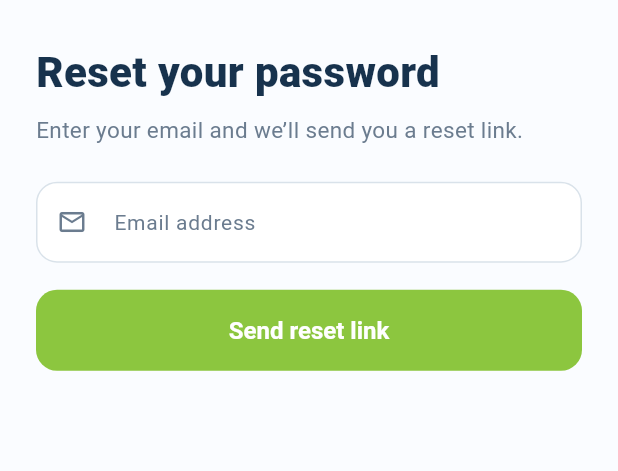
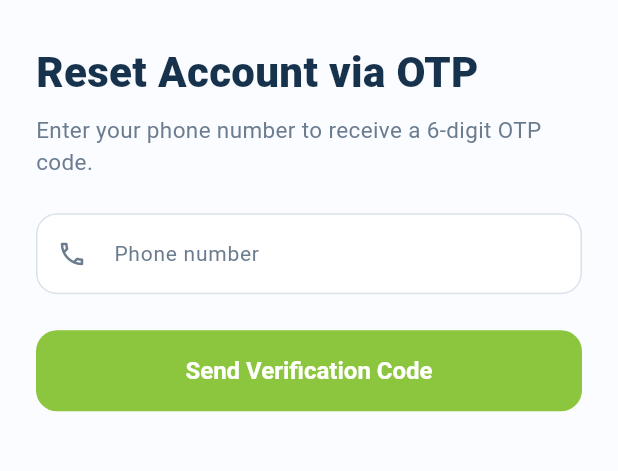
Before and after one commit to mightypen23/YegnaConnect---local-services-finder, a Flutter app: the ForgotPasswordScreen screen opened by its route, on a phone screen of 412 x 824 dp, the part 302-773 px from its top. Run offline on Flutter 3.47's test engine with Material 3 defaults, Android fonts, the phone set to English and light mode, and no system bars; our stand-ins replace connectivity_plus, dio, flutter_riverpod, flutter_secure_storage, flutter_svg, go_router and 1 more; missing offline and left inert: dart:html; accounts and stored records are empty.

Commit message:
feat(auth): upgrade forgot password screen to interactive phone OTP flow

```diff
--- a/lib/features/auth/screens/forgot_password_screen.dart
+++ b/lib/features/auth/screens/forgot_password_screen.dart
@@ -1,33 +1,180 @@
 import 'package:flutter/material.dart';
+import 'package:flutter_riverpod/flutter_riverpod.dart';
 import 'package:go_router/go_router.dart';
 
+import '../../../core/network/api_client.dart';
 import '../../../core/theme/app_theme.dart';
+import '../../../providers/auth_provider.dart';
 import '../widgets/auth_widgets.dart';
 
-class ForgotPasswordScreen extends StatelessWidget {
+class ForgotPasswordScreen extends ConsumerStatefulWidget {
   const ForgotPasswordScreen({super.key});
+
+  @override
+  ConsumerState<ForgotPasswordScreen> createState() => _ForgotPasswordScreenState();
+}
+
+class _ForgotPasswordScreenState extends ConsumerState<ForgotPasswordScreen> {
+  final _formKey = GlobalKey<FormState>();
+  final _phoneController = TextEditingController();
+  final _codeController = TextEditingController();
+
+  bool _codeSent = false;
+  bool _submitting = false;
+  String? _devCode;
+
+  @override
+  void dispose() {
+    _phoneController.dispose();
+    _codeController.dispose();
+    super.dispose();
+  }
+
+  Future<void> _handleRequestOtp() async {
+    if (!_formKey.currentState!.validate()) return;
+    setState(() => _submitting = true);
+    try {
+      final fullPhone = EthiopianPhoneField.fullNumber(_phoneController);
+      final devCode = await ref
+          .read(authProvider.notifier)
+          .requestOtp(phoneNumber: fullPhone);
+      if (!mounted) return;
+      setState(() {
+        _codeSent = true;
+        _devCode = devCode;
+      });
+      ScaffoldMessenger.of(context).showSnackBar(
+        SnackBar(
+          content: Text(
+            devCode != null
+                ? 'Verification code sent! (Dev code: $devCode)'
+                : 'Verification code sent to $fullPhone',
+          ),
+        ),
+      );
+    } on ApiException catch (e) {
+      if (!mounted) return;
+      ScaffoldMessenger.of(context).showSnackBar(
+        SnackBar(content: Text(e.message)),
+      );
+    } finally {
+      if (mounted) setState(() => _submitting = false);
+    }
+  }
+
+  Future<void> _handleVerifyOtp() async {
+    if (!_formKey.currentState!.validate()) return;
+    setState(() => _submitting = true);
+    try {
+      final fullPhone = EthiopianPhoneField.fullNumber(_phoneController);
+      await ref
+          .read(authProvider.notifier)
+          .verifyOtp(phoneNumber: fullPhone, code: _codeController.text.trim());
+      if (!mounted) return;
+      ScaffoldMessenger.of(context).showSnackBar(
+        const SnackBar(content: Text('Account verified and logged in!')),
+      );
+      context.go('/home');
+    } on ApiException catch (e) {
+      if (!mounted) return;
+      ScaffoldMessenger.of(context).showSnackBar(
+        SnackBar(content: Text(e.message)),
+      );
+    } finally {
+      if (mounted) setState(() => _submitting = false);
+    }
+  }
 
   @override
   Widget build(BuildContext context) {
     return Scaffold(
       body: SafeArea(
-        child: Padding(
+        child: SingleChildScrollView(
           padding: const EdgeInsets.fromLTRB(24, 20, 24, 24),
+          child: Form(
+            key: _formKey,
             child: Column(
               crossAxisAlignment: CrossAxisAlignment.start,
               children: [
-              IconButton(onPressed: () => context.pop(), icon: const Icon(Icons.arrow_back)),
+                IconButton(
+                  onPressed: () => context.pop(),
+                  icon: const Icon(Icons.arrow_back),
+                ),
                 const SizedBox(height: 25),
                 const Center(child: AuthLogo(width: 140)),
                 const SizedBox(height: 28),
-              const Text('Reset your password', style: TextStyle(fontSize: 28, fontWeight: FontWeight.w800, color: AppTheme.ink)),
+                Text(
+                  _codeSent ? 'Enter Verification Code' : 'Reset Account via OTP',
+                  style: const TextStyle(
+                    fontSize: 28,
+                    fontWeight: FontWeight.w800,
+                    color: AppTheme.ink,
+                  ),
+                ),
                 const SizedBox(height: 8),
-              const Text('Enter your email and we’ll send you a reset link.', style: TextStyle(color: AppTheme.muted, fontSize: 15)),
+                Text(
+                  _codeSent
+                      ? 'Enter the 6-digit code sent to your phone number.'
+                      : 'Enter your phone number to receive a 6-digit OTP code.',
+                  style: const TextStyle(color: AppTheme.muted, fontSize: 15),
+                ),
                 const SizedBox(height: 24),
-              const AuthField(label: 'Email address', icon: Icons.mail_outline),
-              const SizedBox(height: 18),
-              AuthButton(label: 'Send reset link', onPressed: () {}),
+                if (!_codeSent) ...[
+                  EthiopianPhoneField(controller: _phoneController),
+                  const SizedBox(height: 24),
+                  AuthButton(
+                    label: _submitting ? 'Sending code...' : 'Send Verification Code',
+                    onPressed: _submitting ? () {} : _handleRequestOtp,
+                  ),
+                ] else ...[
+                  if (_devCode != null) ...[
+                    Container(
+                      width: double.infinity,
+                      padding: const EdgeInsets.all(12),
+                      decoration: BoxDecoration(
+                        color: AppTheme.greenLight.withValues(alpha: .1),
+                        borderRadius: BorderRadius.circular(12),
+                        border: Border.all(color: AppTheme.greenLight),
+                      ),
+                      child: Text(
+                        'Development Code: $_devCode',
+                        textAlign: TextAlign.center,
+                        style: const TextStyle(
+                          fontWeight: FontWeight.bold,
+                          color: AppTheme.greenLight,
+                        ),
+                      ),
+                    ),
+                    const SizedBox(height: 16),
                   ],
+                  TextFormField(
+                    controller: _codeController,
+                    keyboardType: TextInputType.number,
+                    maxLength: 6,
+                    validator: (val) => val == null || val.trim().length != 6
+                        ? 'Enter 6-digit code'
+                        : null,
+                    decoration: const InputDecoration(
+                      labelText: '6-Digit Verification Code',
+                      hintText: '123456',
+                      prefixIcon: Icon(Icons.security_outlined),
+                    ),
+                  ),
+                  const SizedBox(height: 24),
+                  AuthButton(
+                    label: _submitting ? 'Verifying...' : 'Verify & Continue',
+                    onPressed: _submitting ? () {} : _handleVerifyOtp,
+                  ),
+                  const SizedBox(height: 12),
+                  Center(
+                    child: TextButton(
+                      onPressed: () => setState(() => _codeSent = false),
+                      child: const Text('Change Phone Number'),
+                    ),
+                  ),
+                ],
+              ],
+            ),
           ),
         ),
       ),
--- a/lib/providers/auth_provider.dart
+++ b/lib/providers/auth_provider.dart
@@ -77,6 +77,34 @@ class AuthNotifier extends StateNotifier<AuthState> {
         'full_name': fullName,
         'email': email,
         'password': password,
+      });
+      await _handleAuthSuccess(response.data as Map<String, dynamic>);
+    } on DioException catch (e) {
+      final apiException = ApiClient.toApiException(e);
+      await _clearSession();
+      state = AuthState.unauthenticated(apiException.message);
+      throw apiException;
+    }
+  }
+
+  Future<String?> requestOtp({required String phoneNumber, String? fullName}) async {
+    try {
+      final response = await _api.dio.post('/auth/request-otp', data: {
+        'phone_number': phoneNumber,
+        'full_name': ?fullName,
+      });
+      return response.data['dev_code'] as String?;
+    } on DioException catch (e) {
+      throw ApiClient.toApiException(e);
+    }
+  }
+
+  Future<void> verifyOtp({required String phoneNumber, required String code}) async {
+    state = const AuthState.authenticating();
+    try {
+      final response = await _api.dio.post('/auth/verify-otp', data: {
+        'phone_number': phoneNumber,
+        'code': code,
       });
       await _handleAuthSuccess(response.data as Map<String, dynamic>);
     } on DioException catch (e) {
```
Lines whose indentation alone changed are shown as unchanged.
